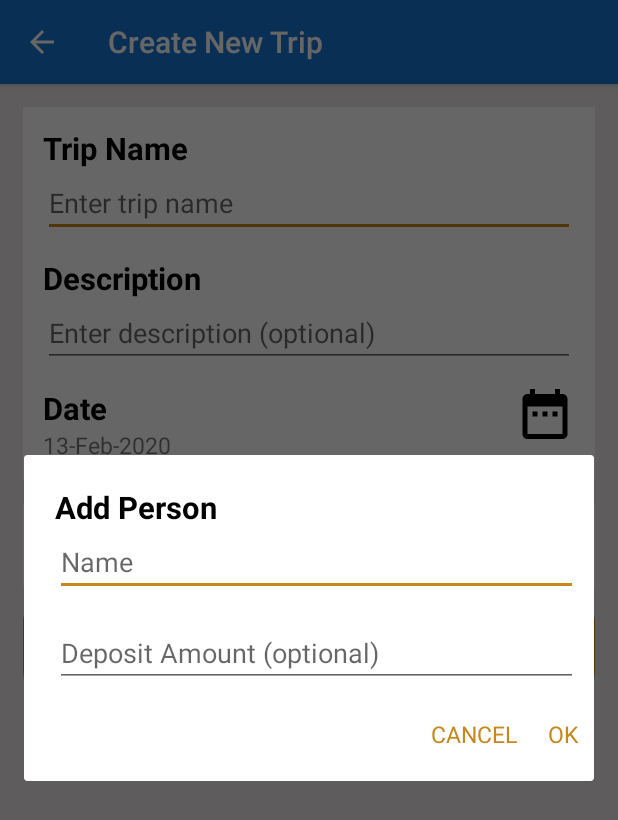
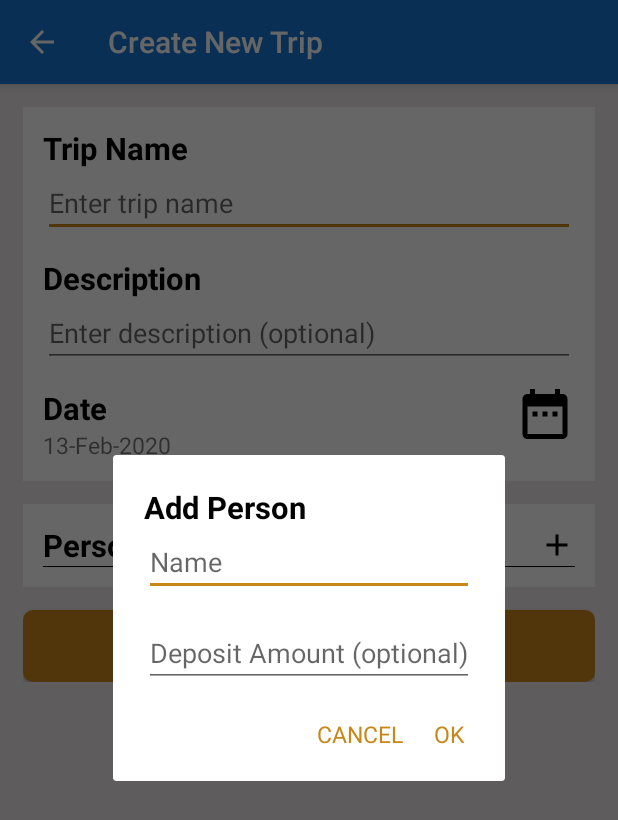
Before and after one commit to savan31/Trip_expense_manager, an Android app: the TripDataAdd screen opened directly, with no data from a screen before it, after a tap on an icon or button, on a phone screen of 412 x 824 dp. Shown: the top 820 px of the screen. Run offline under Robolectric (Android 15) with nearby library versions, the phone set to English and light mode, and no system bars; our stand-ins replace sdp/ssp sizes.

Commit message:
Trip Admin done

```diff
--- a/app/src/main/res/layout/card_add_person.xml
+++ b/app/src/main/res/layout/card_add_person.xml
@@ -2,7 +2,7 @@
 <LinearLayout xmlns:android="http://schemas.android.com/apk/res/android"
     android:layout_width="match_parent"
     android:layout_height="wrap_content"
-    android:padding="@dimen/_16sdp"
+    android:padding="@dimen/_8sdp"
     android:id="@+id/recyclerClickAdmin"
     android:orientation="horizontal">
 
--- a/app/src/main/res/layout/custom_dialog_add_person.xml
+++ b/app/src/main/res/layout/custom_dialog_add_person.xml
@@ -1,6 +1,6 @@
 <?xml version="1.0" encoding="utf-8"?>
 <LinearLayout xmlns:android="http://schemas.android.com/apk/res/android"
-    android:layout_width="@dimen/_300sdp"
+    android:layout_width="match_parent"
     android:layout_height="wrap_content"
     android:padding="@dimen/_16sdp"
     android:orientation="vertical">
@@ -43,6 +43,7 @@
             android:layout_height="wrap_content"
             android:text="CANCEL"
             android:textSize="@dimen/_12sdp"
+            android:layout_marginRight="@dimen/_16sdp"
             android:textColor="@color/colorSecondaryDark"/>
 
         <TextView
@@ -51,7 +52,7 @@
             android:layout_height="wrap_content"
             android:text="OK"
             android:textSize="@dimen/_12sdp"
-            android:layout_marginLeft="@dimen/_16sdp"
+            android:layout_marginRight="@dimen/_5sdp"
             android:textColor="@color/colorSecondaryDark"/>
 
     </LinearLayout>
```
